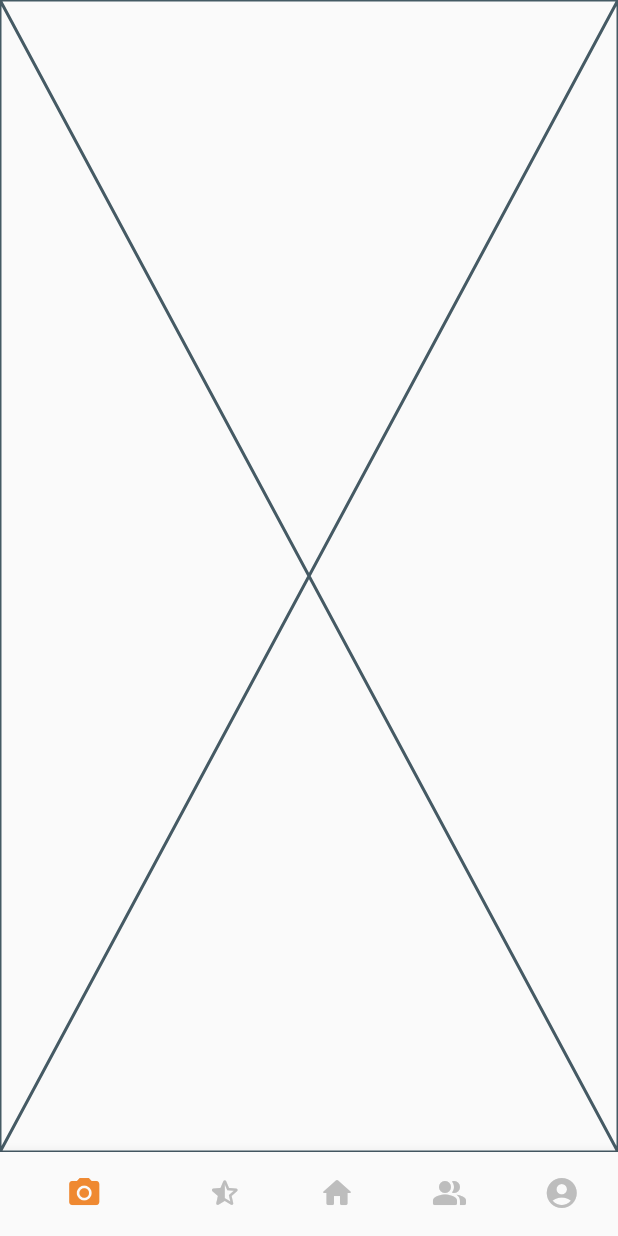
After one commit to DBLabProj/MeokJaGO, a Flutter app: the appFrame screen opened directly, on a phone screen of 412 x 824 dp. The commit adds this screen. Run offline on Flutter 3.47's test engine with Material 2 defaults, Android fonts, the phone set to English and light mode, and no system bars; our stand-ins replace fluttertoast; missing offline and left inert: multi_masked_formatter; generated files the repository leaves out were written again.

Commit message:
🎨 add pageRoute&bottomNaviBar

```diff
--- a/lib/main.dart
+++ b/lib/main.dart
@@ -2,6 +2,8 @@ import 'package:flutter/material.dart';
 import 'package:flutter_localizations/flutter_localizations.dart';
 import 'package:meokjago/l10n/l10n.dart';
 import 'package:flutter_gen/gen_l10n/app_localizations.dart';
+import 'package:meokjago/screens/dummy_screen.dart';
+import 'package:meokjago/screens/home_screen.dart';
 import 'package:meokjago/screens/login_screen.dart';
 
 void main() {
@@ -15,6 +17,11 @@ class MyApp extends StatelessWidget {
   @override
   Widget build(BuildContext context) {
     return MaterialApp(
+      initialRoute: '/login',
+      routes: {
+        '/': (context) => const appFrame(),
+        '/login': (context) => const loginScreen(),
+      },
       title: 'Flutter Demo',
       supportedLocales: L10n.all,
       localizationsDelegates: const [
@@ -27,7 +34,62 @@ class MyApp extends StatelessWidget {
         primaryColor: const Color(0xFFEF8931),
         primaryColorLight: const Color(0XFFB3B3B3),
       ),
-      home: const loginScreen(),
+      // home: const homeScreen(),
     );
   }
 }
+
+class appFrame extends StatefulWidget {
+  const appFrame({super.key});
+
+  @override
+  State<appFrame> createState() => _appFrameState();
+}
+
+class _appFrameState extends State<appFrame> {
+  int selected = 0;
+  late Color primaryColor = Theme.of(context).primaryColor;
+  late List<BottomNavigationBarItem> items;
+  List<Widget> page = [
+    const dummyScreen(),
+    const dummyScreen(),
+    const homeScreen(),
+    const dummyScreen(),
+    const dummyScreen()
+  ];
+  @override
+  void initState() {
+    // TODO: implement initState
+    super.initState();
+    items = [
+      const BottomNavigationBarItem(icon: Icon(Icons.camera_alt), label: '1'),
+      const BottomNavigationBarItem(
+          icon: Icon(Icons.star_half_rounded), label: '2'),
+      const BottomNavigationBarItem(icon: Icon(Icons.home_rounded), label: '3'),
+      const BottomNavigationBarItem(
+          icon: Icon(Icons.people_alt_rounded), label: '4'),
+      const BottomNavigationBarItem(
+          icon: Icon(Icons.account_circle_rounded), label: '5'),
+    ];
+  }
+
+  @override
+  Widget build(BuildContext context) {
+    return Scaffold(
+      body: page[selected],
+      bottomNavigationBar: BottomNavigationBar(
+        showSelectedLabels: false,
+        showUnselectedLabels: false,
+        currentIndex: selected,
+        items: items,
+        unselectedItemColor: Colors.grey.shade400,
+        selectedItemColor: Theme.of(context).primaryColor,
+        onTap: (value) {
+          setState(() {
+            selected = value;
+          });
+        },
+      ),
+    );
+  }
+}
--- /dev/null
+++ b/lib/screens/dummy_screen.dart
@@ -0,0 +1,16 @@
+import 'package:flutter/src/widgets/framework.dart';
+import 'package:flutter/src/widgets/placeholder.dart';
+
+class dummyScreen extends StatefulWidget {
+  const dummyScreen({super.key});
+
+  @override
+  State<dummyScreen> createState() => _dummyScreenState();
+}
+
+class _dummyScreenState extends State<dummyScreen> {
+  @override
+  Widget build(BuildContext context) {
+    return const Placeholder();
+  }
+}
--- a/lib/screens/login_screen.dart
+++ b/lib/screens/login_screen.dart
@@ -14,6 +14,7 @@ class _loginScreenState extends State<loginScreen> {
 
   @override
   Widget build(BuildContext context) {
+    var parent = context.findRootAncestorStateOfType();
     double areaWidth = MediaQuery.of(context).size.width * 0.9;
     return Scaffold(
       appBar: AppBar(
@@ -41,7 +42,7 @@ class _loginScreenState extends State<loginScreen> {
                   padding: const EdgeInsets.all(15.0),
                   child: Column(
                     crossAxisAlignment: CrossAxisAlignment.center,
-                    mainAxisAlignment: MainAxisAlignment.center,
+                    mainAxisAlignment: MainAxisAlignment.spaceEvenly,
                     children: [
                       Text(
                         '로그인',
```
Also changed, not shown: lib/screens/home_screen.dart (+2 -12 lines), lib/screens/signup_screen.dart (+8 -2 lines), lib/widgets/login_widget.dart (+1 -10 lines).
